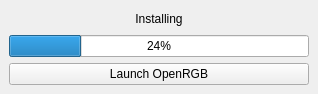
Above: src/OpenRGBInstaller/openrgbinstaller.ui from Odizinne/OpenRGB-Installer before the change. Below: the same form after it.
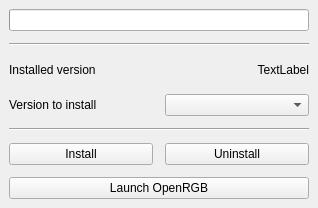
That is the form after the change.

Commit message: removed auto download, added version choice, version check, uninstall option

```diff
--- a/src/OpenRGBInstaller/openrgbinstaller.ui
+++ b/src/OpenRGBInstaller/openrgbinstaller.ui
@@ -7,7 +7,7 @@
     <x>0</x>
     <y>0</y>
     <width>318</width>
-    <height>94</height>
+    <height>208</height>
    </rect>
   </property>
   <property name="windowTitle">
@@ -15,30 +15,81 @@
   </property>
   <widget class="QWidget" name="centralwidget">
    <layout class="QGridLayout" name="gridLayout">
-    <item row="0" column="0">
-     <widget class="QLabel" name="statusLabel">
+    <property name="spacing">
+     <number>12</number>
+    </property>
+    <item row="3" column="1">
+     <widget class="QComboBox" name="versionComboBox"/>
+    </item>
+    <item row="3" column="0">
+     <widget class="QLabel" name="label">
       <property name="text">
-       <string>Installing</string>
+       <string>Version to install</string>
       </property>
-      <property name="alignment">
-       <set>Qt::AlignmentFlag::AlignCenter</set>
+     </widget>
+    </item>
+    <item row="2" column="0">
+     <widget class="QLabel" name="label_2">
+      <property name="text">
+       <string>Installed version</string>
       </property>
      </widget>
     </item>
-    <item row="1" column="0">
+    <item row="0" column="0" colspan="2">
      <widget class="QProgressBar" name="statusProgressBar">
       <property name="value">
-       <number>24</number>
+       <number>0</number>
       </property>
+      <property name="format">
+       <string/>
+      </property>
      </widget>
     </item>
-    <item row="2" column="0">
+    <item row="1" column="0" colspan="2">
+     <widget class="Line" name="line">
+      <property name="orientation">
+       <enum>Qt::Orientation::Horizontal</enum>
+      </property>
+     </widget>
+    </item>
+    <item row="2" column="1">
+     <widget class="QLabel" name="installedVersionLabel">
+      <property name="text">
+       <string>TextLabel</string>
+      </property>
+      <property name="alignment">
+       <set>Qt::AlignmentFlag::AlignRight|Qt::AlignmentFlag::AlignTrailing|Qt::AlignmentFlag::AlignVCenter</set>
+      </property>
+     </widget>
+    </item>
+    <item row="7" column="1">
+     <widget class="QPushButton" name="uninstallButton">
+      <property name="text">
+       <string>Uninstall</string>
+      </property>
+     </widget>
+    </item>
+    <item row="8" column="0" colspan="2">
      <widget class="QPushButton" name="launchButton">
       <property name="text">
        <string>Launch OpenRGB</string>
       </property>
      </widget>
     </item>
+    <item row="7" column="0">
+     <widget class="QPushButton" name="installButton">
+      <property name="text">
+       <string>Install</string>
+      </property>
+     </widget>
+    </item>
+    <item row="4" column="0" colspan="2">
+     <widget class="Line" name="line_2">
+      <property name="orientation">
+       <enum>Qt::Orientation::Horizontal</enum>
+      </property>
+     </widget>
+    </item>
    </layout>
   </widget>
  </widget>
```
The commit also changes 4 other files.
